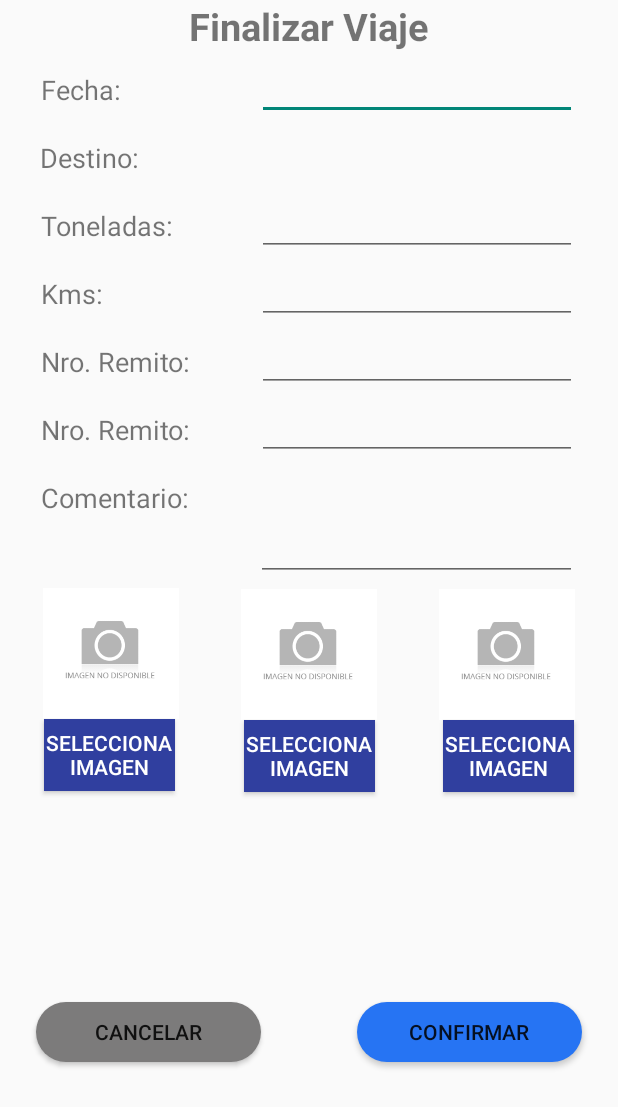
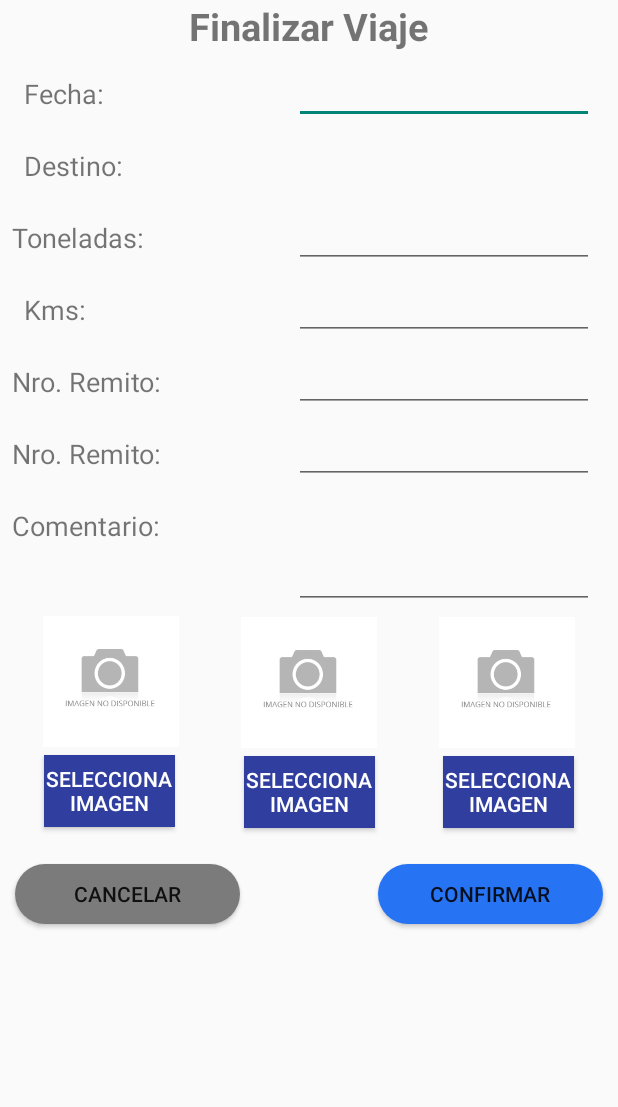
Before and after one commit to joaco-96/TransportesRonqui, an Android app: the FotoActivity screen opened directly, with no data from a screen before it, on a phone screen of 412 x 824 dp. Shown: the top 1107 px of the screen. Run offline under Robolectric (Android 15) with nearby library versions, the phone set to English and light mode, and no system bars.

Commit message:
arreglos de pantalla

```diff
--- a/app/src/main/res/layout/activity_foto.xml
+++ b/app/src/main/res/layout/activity_foto.xml
@@ -1,12 +1,18 @@
 <?xml version="1.0" encoding="utf-8"?>
-<android.support.constraint.ConstraintLayout xmlns:android="http://schemas.android.com/apk/res/android"
+
+<ScrollView xmlns:android="http://schemas.android.com/apk/res/android"
+    xmlns:app="http://schemas.android.com/apk/res-auto"
+    xmlns:tools="http://schemas.android.com/tools"
+    android:layout_width="match_parent"
+    android:layout_height="match_parent">
+
+    <android.support.constraint.ConstraintLayout
         xmlns:app="http://schemas.android.com/apk/res-auto"
         xmlns:tools="http://schemas.android.com/tools"
         android:id="@+id/activity_main"
         android:layout_width="match_parent"
         android:layout_height="match_parent"
         tools:context=".CapaPresentacion.FotoActivity">
-
 
         <TextView
             android:id="@+id/textView"
@@ -27,6 +33,7 @@
             android:layout_width="87dp"
             android:layout_height="wrap_content"
             android:layout_marginStart="24dp"
+            android:layout_marginTop="5dp"
             android:layout_marginEnd="16dp"
             android:background="@color/colorPrimaryDark"
             android:onClick="onclick"
@@ -83,6 +90,7 @@
             android:layout_width="87dp"
             android:layout_height="wrap_content"
             android:layout_marginStart="24dp"
+            android:layout_marginTop="5dp"
             android:layout_marginEnd="24dp"
             android:background="@color/colorPrimaryDark"
             android:onClick="onclick"
@@ -97,6 +105,7 @@
             android:layout_width="87dp"
             android:layout_height="wrap_content"
             android:layout_marginStart="16dp"
+            android:layout_marginTop="5dp"
             android:layout_marginEnd="24dp"
             android:background="@color/colorPrimaryDark"
             android:onClick="onclick"
@@ -108,105 +117,105 @@
 
         <EditText
             android:id="@+id/FVFecha"
-        android:layout_width="wrap_content"
+            android:layout_width="200dp"
             android:layout_height="40dp"
-        android:layout_marginStart="16dp"
-        android:layout_marginTop="5dp"
+            android:layout_marginTop="8dp"
             android:layout_marginEnd="16dp"
             android:ems="10"
             android:inputType="date"
             android:selectAllOnFocus="true"
             android:singleLine="true"
+            android:textColor="@android:color/background_dark"
             android:textSize="18sp"
+            android:textStyle="bold"
             app:layout_constraintEnd_toEndOf="parent"
-        app:layout_constraintStart_toEndOf="@+id/Fecha"
             app:layout_constraintTop_toBottomOf="@+id/textView" />
 
         <TextView
             android:id="@+id/FVDestino"
-        android:layout_width="216dp"
+            android:layout_width="200dp"
             android:layout_height="40dp"
-        android:layout_marginStart="16dp"
-        android:layout_marginTop="5dp"
+            android:layout_marginTop="8dp"
             android:layout_marginEnd="16dp"
+            android:textColor="@android:color/background_dark"
             android:textSize="18sp"
+            android:textStyle="bold"
             app:layout_constraintEnd_toEndOf="parent"
-        app:layout_constraintStart_toEndOf="@+id/Destino"
             app:layout_constraintTop_toBottomOf="@+id/FVFecha" />
 
         <EditText
             android:id="@+id/FVToneladas"
-        android:layout_width="wrap_content"
+            android:layout_width="200dp"
             android:layout_height="40dp"
-        android:layout_marginStart="16dp"
-        android:layout_marginTop="5dp"
+            android:layout_marginTop="8dp"
             android:layout_marginEnd="16dp"
             android:ems="10"
             android:inputType="numberDecimal"
             android:selectAllOnFocus="true"
             android:singleLine="true"
+            android:textColor="@android:color/background_dark"
+            android:textStyle="bold"
             app:layout_constraintEnd_toEndOf="parent"
-        app:layout_constraintStart_toEndOf="@+id/Toneladas"
             app:layout_constraintTop_toBottomOf="@+id/FVDestino" />
 
         <EditText
             android:id="@+id/FVKms"
-        android:layout_width="wrap_content"
+            android:layout_width="200dp"
             android:layout_height="40dp"
-        android:layout_marginStart="16dp"
-        android:layout_marginTop="5dp"
+            android:layout_marginTop="8dp"
             android:layout_marginEnd="16dp"
             android:ems="10"
             android:inputType="numberSigned"
             android:selectAllOnFocus="true"
             android:singleLine="true"
+            android:textColor="@android:color/background_dark"
+            android:textStyle="bold"
             app:layout_constraintEnd_toEndOf="parent"
-        app:layout_constraintStart_toEndOf="@+id/Kms"
             app:layout_constraintTop_toBottomOf="@+id/FVToneladas" />
 
         <EditText
             android:id="@+id/FVRemito1"
-        android:layout_width="wrap_content"
+            android:layout_width="200dp"
             android:layout_height="40dp"
-        android:layout_marginStart="16dp"
-        android:layout_marginTop="5dp"
+            android:layout_marginTop="8dp"
             android:layout_marginEnd="16dp"
             android:ems="10"
             android:inputType="number"
             android:selectAllOnFocus="true"
             android:singleLine="true"
+            android:textColor="@android:color/background_dark"
+            android:textStyle="bold"
             app:layout_constraintEnd_toEndOf="parent"
-        app:layout_constraintStart_toEndOf="@+id/Remito1"
             app:layout_constraintTop_toBottomOf="@+id/FVKms" />
 
         <EditText
             android:id="@+id/FVRemito2"
-        android:layout_width="wrap_content"
+            android:layout_width="200dp"
             android:layout_height="40dp"
-        android:layout_marginStart="16dp"
-        android:layout_marginTop="5dp"
+            android:layout_marginTop="8dp"
             android:layout_marginEnd="16dp"
             android:ems="10"
             android:inputType="number"
             android:selectAllOnFocus="true"
             android:singleLine="true"
+            android:textColor="@android:color/background_dark"
+            android:textStyle="bold"
             app:layout_constraintEnd_toEndOf="parent"
-        app:layout_constraintStart_toEndOf="@+id/Remito2"
             app:layout_constraintTop_toBottomOf="@+id/FVRemito1" />
 
         <EditText
             android:id="@+id/editText10"
-        android:layout_width="214dp"
+            android:layout_width="200dp"
             android:layout_height="75dp"
-        android:layout_marginStart="16dp"
-        android:layout_marginTop="5dp"
+            android:layout_marginTop="8dp"
             android:layout_marginEnd="16dp"
             android:ems="10"
             android:inputType="textMultiLine"
             android:selectAllOnFocus="true"
             android:singleLine="true"
+            android:textColor="@android:color/background_dark"
+            android:textStyle="bold"
             app:layout_constraintEnd_toEndOf="parent"
-        app:layout_constraintStart_toEndOf="@+id/Observaciones"
             app:layout_constraintTop_toBottomOf="@+id/FVRemito2" />
 
         <TextView
@@ -214,12 +223,10 @@
             android:layout_width="100dp"
             android:layout_height="40dp"
             android:layout_marginStart="16dp"
-        android:layout_marginTop="5dp"
-        android:layout_marginEnd="16dp"
+            android:layout_marginTop="8dp"
             android:gravity="fill"
             android:text="Fecha:"
             android:textSize="18sp"
-        app:layout_constraintEnd_toStartOf="@+id/FVFecha"
             app:layout_constraintStart_toStartOf="parent"
             app:layout_constraintTop_toBottomOf="@+id/textView" />
 
@@ -228,12 +235,10 @@
             android:layout_width="100dp"
             android:layout_height="40dp"
             android:layout_marginStart="16dp"
-        android:layout_marginTop="5dp"
-        android:layout_marginEnd="16dp"
+            android:layout_marginTop="8dp"
             android:gravity="fill"
             android:text="Destino:"
             android:textSize="18sp"
-        app:layout_constraintEnd_toStartOf="@+id/FVDestino"
             app:layout_constraintStart_toStartOf="parent"
             app:layout_constraintTop_toBottomOf="@+id/Fecha" />
 
@@ -241,13 +246,11 @@
             android:id="@+id/Toneladas"
             android:layout_width="100dp"
             android:layout_height="40dp"
-        android:layout_marginStart="16dp"
-        android:layout_marginTop="5dp"
-        android:layout_marginEnd="16dp"
+            android:layout_marginStart="8dp"
+            android:layout_marginTop="8dp"
             android:gravity="fill"
             android:text="Toneladas:"
             android:textSize="18sp"
-        app:layout_constraintEnd_toStartOf="@+id/FVToneladas"
             app:layout_constraintStart_toStartOf="parent"
             app:layout_constraintTop_toBottomOf="@+id/Destino" />
 
@@ -256,12 +259,10 @@
             android:layout_width="100dp"
             android:layout_height="40dp"
             android:layout_marginStart="16dp"
-        android:layout_marginTop="5dp"
-        android:layout_marginEnd="16dp"
+            android:layout_marginTop="8dp"
             android:gravity="fill"
             android:text="Kms:"
             android:textSize="18sp"
-        app:layout_constraintEnd_toStartOf="@+id/FVKms"
             app:layout_constraintStart_toStartOf="parent"
             app:layout_constraintTop_toBottomOf="@+id/Toneladas" />
 
@@ -269,13 +270,11 @@
             android:id="@+id/Remito1"
             android:layout_width="100dp"
             android:layout_height="40dp"
-        android:layout_marginStart="16dp"
-        android:layout_marginTop="5dp"
-        android:layout_marginEnd="16dp"
+            android:layout_marginStart="8dp"
+            android:layout_marginTop="8dp"
             android:gravity="fill"
             android:text="Nro. Remito:"
             android:textSize="18sp"
-        app:layout_constraintEnd_toStartOf="@+id/FVRemito1"
             app:layout_constraintStart_toStartOf="parent"
             app:layout_constraintTop_toBottomOf="@+id/Kms" />
 
@@ -283,13 +282,11 @@
             android:id="@+id/Remito2"
             android:layout_width="100dp"
             android:layout_height="40dp"
-        android:layout_marginStart="16dp"
-        android:layout_marginTop="5dp"
-        android:layout_marginEnd="16dp"
+            android:layout_marginStart="8dp"
+            android:layout_marginTop="8dp"
             android:gravity="fill"
             android:text="Nro. Remito:"
             android:textSize="18sp"
-        app:layout_constraintEnd_toStartOf="@+id/FVRemito2"
             app:layout_constraintStart_toStartOf="parent"
             app:layout_constraintTop_toBottomOf="@+id/Remito1" />
 
@@ -297,13 +294,11 @@
             android:id="@+id/Observaciones"
             android:layout_width="100dp"
             android:layout_height="40dp"
-        android:layout_marginStart="16dp"
-        android:layout_marginTop="5dp"
-        android:layout_marginEnd="16dp"
+            android:layout_marginStart="8dp"
+            android:layout_marginTop="8dp"
             android:gravity="fill"
             android:text="Comentario:"
             android:textSize="18sp"
-        app:layout_constraintEnd_toStartOf="@+id/editText10"
             app:layout_constraintStart_toStartOf="parent"
             app:layout_constraintTop_toBottomOf="@+id/Remito2" />
 
@@ -311,13 +306,12 @@
             android:id="@+id/btnVolver"
             android:layout_width="150dp"
             android:layout_height="40dp"
-        android:layout_marginStart="24dp"
+            android:layout_marginStart="10dp"
             android:layout_marginTop="24dp"
-        android:layout_marginEnd="32dp"
+            android:layout_marginBottom="8dp"
+            android:background="@drawable/boton_volver"
             android:text="Cancelar"
-        android:background="@drawable/boton_volver"
             app:layout_constraintBottom_toBottomOf="parent"
-        app:layout_constraintEnd_toStartOf="@+id/btnFinalizar"
             app:layout_constraintStart_toStartOf="parent"
             app:layout_constraintTop_toBottomOf="@+id/btnCargarImg1" />
 
@@ -325,14 +319,15 @@
             android:id="@+id/btnFinalizar"
             android:layout_width="150dp"
             android:layout_height="40dp"
-        android:layout_marginStart="32dp"
             android:layout_marginTop="24dp"
-        android:layout_marginEnd="24dp"
+            android:layout_marginEnd="10dp"
+            android:layout_marginBottom="8dp"
+            android:background="@drawable/boton_redondo"
             android:text="Confirmar"
-        android:background="@drawable/boton_redondo"
             app:layout_constraintBottom_toBottomOf="parent"
             app:layout_constraintEnd_toEndOf="parent"
-        app:layout_constraintStart_toEndOf="@+id/btnVolver"
             app:layout_constraintTop_toBottomOf="@+id/btnCargarImg3" />
 
     </android.support.constraint.ConstraintLayout>
+
+</ScrollView>
--- a/app/src/main/res/layout/activity_login.xml
+++ b/app/src/main/res/layout/activity_login.xml
@@ -27,7 +27,7 @@
         android:drawableLeft="@drawable/ic_action_name"
         android:ems="10"
         android:hint="Usuario"
-        android:inputType="textPersonName" />
+        android:inputType="numberSigned" />
 
     <EditText
         android:id="@+id/TextPassword"
```
Also changed, not shown: app/src/main/res/layout/activity_ver_info_viaje.xml (+46 -47 lines). Lines whose indentation alone changed are shown as unchanged.
